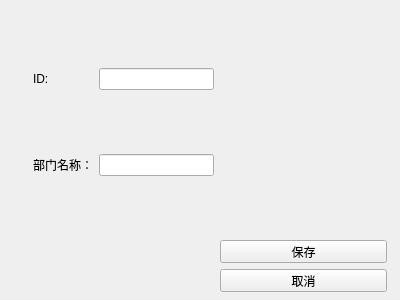
First picture: the form in departmenteditview.ui, repository Jvsong/Qttask3, before the edit.
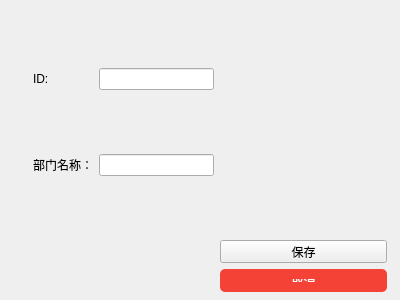
Second picture: the form after the edit.

```diff
--- a/departmenteditview.ui
+++ b/departmenteditview.ui
@@ -50,6 +50,80 @@
      <height>23</height>
     </rect>
    </property>
+   <property name="styleSheet">
+    <string notr="true">/* 整体窗口背景颜色 */
+QWidget#DepartmentEditView {
+    background-color: #ffffff; /* 白色背景 */
+    font-family: &quot;Microsoft YaHei UI&quot;, sans-serif; /* 使用微软雅黑字体 */
+    font-size: 12pt;
+    border-radius: 5px; /* 圆角 */
+    padding: 20px; /* 内边距 */
+}
+
+/* 标签样式 */
+QLabel {
+    font-size: 12pt;
+    font-weight: bold;
+    color: #007BFF; /* 蓝色字体 */
+}
+
+/* 输入框样式 */
+QLineEdit {
+    border: 1px solid #ccc; /* 边框颜色 */
+    border-radius: 4px; /* 圆角 */
+    padding: 5px;
+    background-color: white;
+    font-size: 14px;
+}
+
+/* 聚焦时 QLineEdit 样式 */
+QLineEdit:focus {
+    border-color: #007BFF; /* 聚焦时的边框颜色 */
+    box-shadow: 0 0 5px rgba(0, 123, 255, 0.5); /* 聚焦时的阴影效果 */
+}
+
+/* 按钮样式 */
+QPushButton {
+    background-color: #007BFF; /* 蓝色背景 */
+    color: white;
+    border: none;
+    border-radius: 5px; /* 圆角 */
+    padding: 10px 20px; /* 按钮内边距 */
+    font-size: 12px;
+    cursor: pointer; /* 鼠标悬停时变成手型 */
+}
+
+/* 按钮悬停时的样式 */
+QPushButton:hover {
+    background-color: #0056b3; /* 悬停时的背景颜色 */
+}
+
+/* 取消按钮的特定样式 */
+QPushButton#cancelButton {
+    background-color: #f44336; /* 红色背景 */
+}
+
+QPushButton#cancelButton:hover {
+    background-color: #d32f2f; /* 悬停时的红色背景 */
+}
+
+/* 布局间距 */
+QGridLayout {
+    margin: 20px;
+    spacing: 10px; /* 控件之间的间距 */
+}
+
+/* 输入框和标签之间的间距 */
+QGridLayout QLabel, QGridLayout QLineEdit {
+    margin-bottom: 10px;
+}
+
+/* 添加间隔的样式 */
+QSpacerItem {
+    background-color: transparent;
+}
+</string>
+   </property>
    <property name="text">
     <string>取消</string>
    </property>
```
